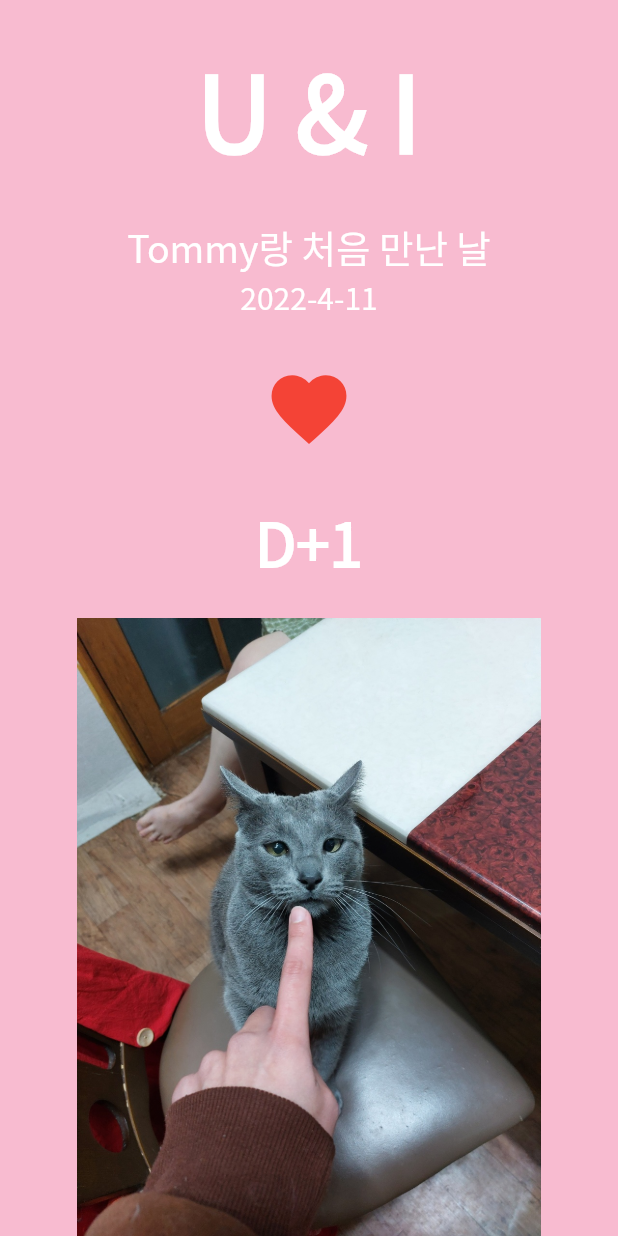
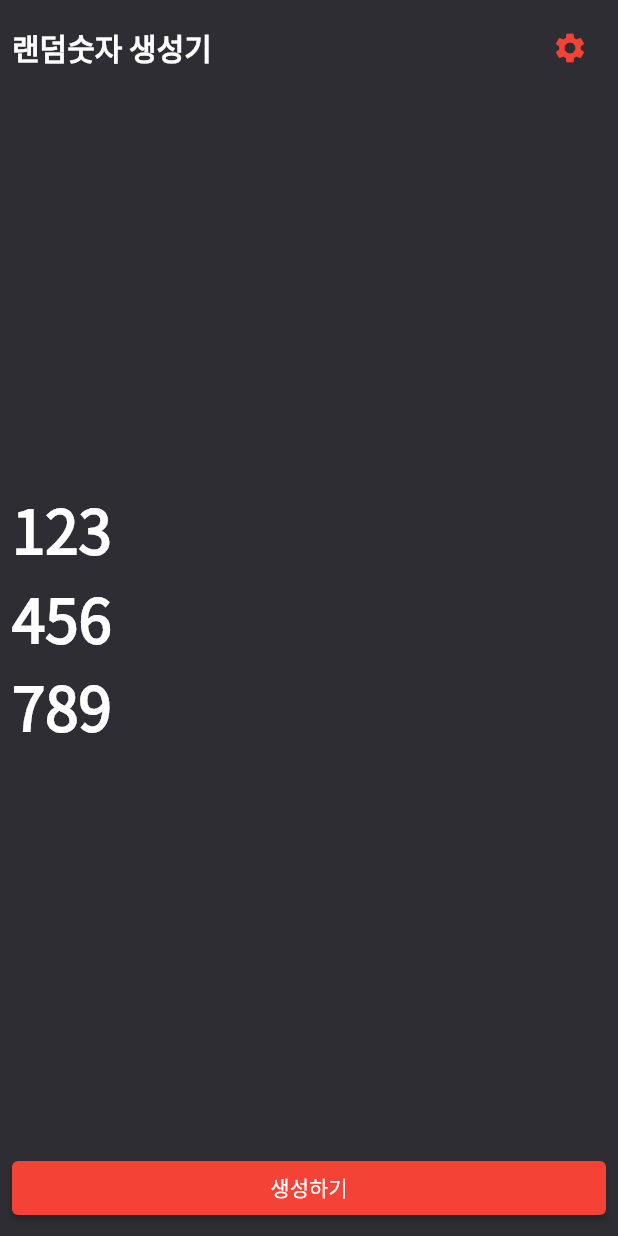
Before and after one commit to songbetter/practiceFlutter, a Flutter app: the screen it shows after launch, on a phone screen of 412 x 824 dp. Run offline on Flutter 3.47's test engine with Material 2 defaults, Android fonts, the phone set to English and light mode, and no system bars.

Commit message:
practice: Slider - Navigation으로 화면 이동 - ElevatedButton widget - Slider widget - Padding widget - SizeBox widget

```diff
--- /dev/null
+++ b/lib/constant/color.dart
@@ -0,0 +1,3 @@
+import 'package:flutter/material.dart';
+
+const Color PRIMARY_COLOR = Color(0xFF2D2D33);
--- a/lib/main.dart
+++ b/lib/main.dart
@@ -6,7 +6,7 @@ void main() {
     debugShowCheckedModeBanner: false,
     theme: ThemeData(
         fontFamily: "NotoSansKR",
-        textTheme: TextTheme(
+        textTheme: const TextTheme(
             headline1: TextStyle(
                 color: Colors.white,
                 fontSize: 70.0,
@@ -17,6 +17,6 @@ void main() {
                 color: Colors.white,
                 fontSize: 40.0,
                 fontWeight: FontWeight.bold))),
-    home: HomeScreen(),
+    home: const HomeScreen(),
   ));
 }
--- a/lib/screen/home_screen.dart
+++ b/lib/screen/home_screen.dart
@@ -1,4 +1,7 @@
-import 'package:flutter/cupertino.dart';
+import 'dart:math';
+
+import 'package:annieflutter/constant/color.dart';
+import 'package:annieflutter/screen/settings_screen.dart';
 import 'package:flutter/material.dart';
 
 class HomeScreen extends StatefulWidget {
@@ -9,95 +12,119 @@ class HomeScreen extends StatefulWidget {
 }
 
 class _HomeScreenState extends State<HomeScreen> {
-  DateTime selectedDate =
-      DateTime(DateTime.now().year, DateTime.now().month, DateTime.now().day);
+  int maxNumber = 1000;
+  List<int> randomNumbers = [123, 456, 789];
 
   @override
   Widget build(BuildContext context) {
     return Scaffold(
-        backgroundColor: Colors.pink[100],
-        body: SafeArea(
-            bottom: false,
-            child: Container(
+      backgroundColor: PRIMARY_COLOR,
+      body: Container(
           width: MediaQuery.of(context).size.width,
-                child: Column(children: [
-                  _TopPart(
-                      selectedDate: selectedDate, onPressed: onHeartPressed),
-                  _BottomPart()
-                ]))));
+          child: Padding(
+            padding: const EdgeInsets.all(8.0),
+            child: Column(
+              crossAxisAlignment: CrossAxisAlignment.start,
+              children: [
+                _Header(onPressed: onSettingsPop),
+                _Body(randomNumbers: randomNumbers),
+                _Footer(onPressed: onPressedCreateButton),
+              ],
+            ),
+          )),
+    );
   }
 
-  onHeartPressed() {
-    final today = DateTime.now();
-    showCupertinoDialog(
-        context: context,
-        barrierDismissible: true, // CupertinoDialog 바깥 눌렀을 때 닫힘.
-        builder: (BuildContext context) {
-          return Align(
-            alignment: Alignment.bottomCenter,
-            child: Container(
-                color: Colors.white,
-                height: 300.0,
-                child: CupertinoDatePicker(
-                  mode: CupertinoDatePickerMode.date,
-                  initialDateTime: selectedDate,
-                  maximumDate: DateTime(today.year, today.month, today.day),
-                  onDateTimeChanged: (DateTime date) {
+  void onPressedCreateButton() {
+    final rand = Random();
+
+    final Set<int> newNumbers = {}; // 중복 리스트를 없애기 위해 List 대신 Set 사용
+
+    while (newNumbers.length != 3) {
+      // 3개의 숫자가 모두 나올 수 있도록, for 대신 while 루프 사용
+      final number = rand.nextInt(maxNumber); // 최대값: 1000
+
+      newNumbers.add(number);
+    }
+
     setState(() {
-                      selectedDate = date;
+      randomNumbers = newNumbers.toList();
     });
-                  },
-                )),
-          );
+  }
+
+  void onSettingsPop() async {
+    final result = await Navigator.of(context)
+        .push(MaterialPageRoute(builder: (BuildContext context) {
+      return SettingsScreen(maxNumber: maxNumber);
+    }));
+
+    if (result != null) {
+      setState(() {
+        maxNumber = result;
       });
     }
   }
+}
 
-class _TopPart extends StatelessWidget {
-  final DateTime selectedDate;
+class _Header extends StatelessWidget {
   final VoidCallback onPressed;
 
-  _TopPart({required this.selectedDate, required this.onPressed, Key? key})
-      : super(key: key);
+  const _Header({required this.onPressed, Key? key}) : super(key: key);
 
   @override
   Widget build(BuildContext context) {
-    final theme = Theme.of(context);
-    final today = DateTime.now();
-
-    return Expanded(
-      child: Column(
-        mainAxisAlignment: MainAxisAlignment.spaceEvenly,
+    return Row(
+      mainAxisAlignment: MainAxisAlignment.spaceBetween,
       children: [
-          Text("U & I", style: theme.textTheme.headline1),
-          Column(
-            children: [
-              Text("Tommy랑 처음 만난 날", style: theme.textTheme.headline2),
         Text(
-                  '${selectedDate.year}-${selectedDate.month}-${selectedDate.day}',
-                  style: theme.textTheme.bodyText1),
-            ],
+          "랜덤숫자 생성기",
+          style: TextStyle(color: Colors.white, fontSize: 20.0),
         ),
         IconButton(
           onPressed: onPressed,
-            icon: Icon(Icons.favorite),
+          icon: Icon(
+            Icons.settings,
             color: Colors.red,
-            iconSize: 60.0,
           ),
-          Text(
-              'D+${DateTime(today.year, today.month, today.day).difference(selectedDate).inDays + 1}',
-              style: theme.textTheme.bodyText2),
+        )
       ],
-      ),
     );
   }
 }
 
-class _BottomPart extends StatelessWidget {
-  const _BottomPart({Key? key}) : super(key: key);
+class _Body extends StatelessWidget {
+  final List<int> randomNumbers;
+
+  const _Body({required this.randomNumbers, Key? key}) : super(key: key);
 
   @override
   Widget build(BuildContext context) {
-    return Expanded(child: Image.asset('asset/img/tommy.jpeg'));
+    return Expanded(
+      child: Column(
+          mainAxisAlignment: MainAxisAlignment.center,
+          children: randomNumbers
+              .map((x) =>
+                  Text(x.toString(), style: TextStyle(color: Colors.white)))
+              .toList()),
+    );
   }
 }
+
+class _Footer extends StatelessWidget {
+  final VoidCallback onPressed;
+
+  const _Footer({required this.onPressed, Key? key}) : super(key: key);
+
+  @override
+  Widget build(BuildContext context) {
+    return SizedBox(
+        width: double.infinity,
+        child: ElevatedButton(
+          style: ElevatedButton.styleFrom(primary: Colors.red),
+          onPressed: onPressed,
+          child: Text(
+            "생성하기",
+          ),
+        ));
+  }
+}
```
Also changed, not shown: lib/screen/settings_screen.dart (added, +107 -0 lines). Lines whose indentation alone changed are shown as unchanged.
